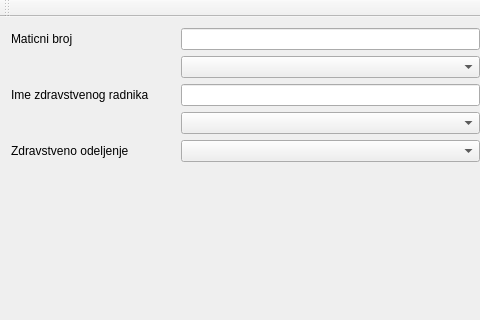
Above: mainwindow.ui from karadzic1101/Usluzni_program_zdr_usluga before the change; both pictures show x 0 to 480 and y 0 to 320 of the 695 by 449 pixel window. Below: the same form after it.
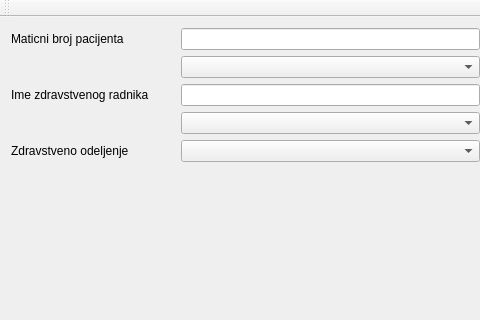
That is the form after the change.

Commit message: sitna izmena

Patch:
```diff
--- a/mainwindow.ui
+++ b/mainwindow.ui
@@ -38,7 +38,7 @@
     <item row="0" column="0">
      <widget class="QLabel" name="lbl_jmbg">
       <property name="text">
-       <string>Maticni broj</string>
+       <string>Maticni broj pacijenta</string>
       </property>
      </widget>
     </item>
```
